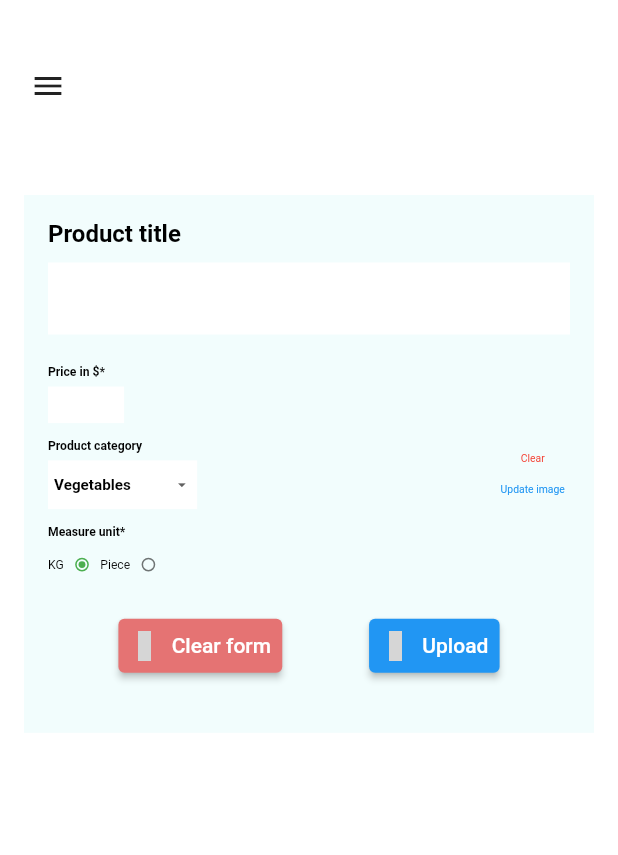
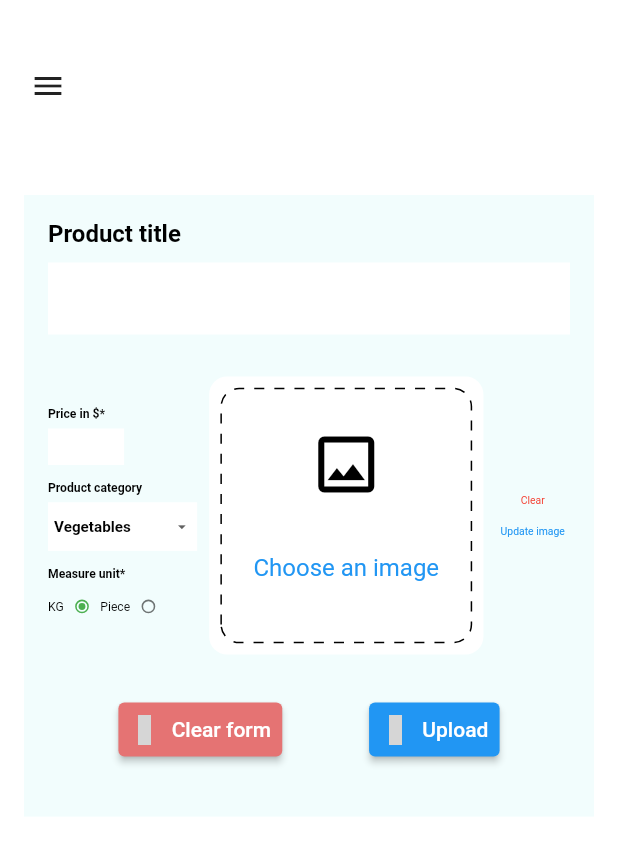
Before and after one commit to marceyuli/Grocery-admin-panel-web, a Flutter app: the UploadProductForm screen opened by its route, on a phone screen of 412 x 824 dp. Shown: the top 855 px of the screen. Run offline on Flutter 3.47's test engine with Material 2 defaults, Android fonts, the light colour scheme and no system bars; drawn by our look-alikes of dotted_border; our stand-ins replace iconly, shared_preferences; missing offline and left inert: shared_preferences_web; accounts and stored records are empty; network calls fail; grey boxes are pictures that could not be loaded.

Commit message:
Image picker widget

```diff
--- a/lib/screens/add_prod.dart
+++ b/lib/screens/add_prod.dart
@@ -1,3 +1,4 @@
+import 'package:dotted_border/dotted_border.dart';
 import 'package:flutter/material.dart' hide MenuController;
 import 'package:flutter/services.dart';
 import 'package:grocery_admin_panel/responsive.dart';
@@ -196,7 +197,8 @@ class _UploadProductFormState extends State<UploadProductForm> {
                                                     isPiece = false;
                                                   });
                                                 },
-                                                  activeColor: Colors.green,),
+                                                activeColor: Colors.green,
+                                              ),
                                               TextWidget(
                                                   text: 'Piece', color: color),
                                               Radio(
@@ -208,7 +210,8 @@ class _UploadProductFormState extends State<UploadProductForm> {
                                                     isPiece = true;
                                                   });
                                                 },
-                                                  activeColor: Colors.green,)
+                                                activeColor: Colors.green,
+                                              )
                                             ],
                                           )
                                         ]),
@@ -216,8 +219,18 @@ class _UploadProductFormState extends State<UploadProductForm> {
                               //Image to be picked code is here
                               Expanded(
                                 flex: 4,
+                                child: Padding(
+                                  padding: const EdgeInsets.all(8.0),
                                   child: Container(
-                                  color: Colors.red,
+                                    height: size.width > 650
+                                        ? 350
+                                        : size.width * 0.45,
+                                    decoration: BoxDecoration(
+                                        color: Theme.of(context)
+                                            .scaffoldBackgroundColor,
+                                        borderRadius:
+                                            BorderRadius.circular(12)),
+                                    child: dottedBorder(color: color),                             ),
                                 ),
                               ),
                               Expanded(
@@ -271,6 +284,33 @@ class _UploadProductFormState extends State<UploadProductForm> {
     );
   }
 
+  Widget dottedBorder({required Color color}) {
+    return Padding(
+      padding: const EdgeInsets.all(8),
+
+        child: DottedBorder(
+            dashPattern: const [6.7],
+            borderType: BorderType.RRect,
+            color: color,
+            radius: const Radius.circular(12),
+            child: Center(
+              child: Column(
+                mainAxisAlignment: MainAxisAlignment.center,
+                crossAxisAlignment: CrossAxisAlignment.center,
+                children: [
+                  Icon(Icons.image_outlined, color: color, size: 50),
+                  const SizedBox(height: 20,),
+                  TextButton(
+                    onPressed: (() {}),
+                    child: TextWidget(text: 'Choose an image', color: Colors.blue),
+                  )
+                ],
+              ),
+            )),
+
+    );
+  }
+
   Widget categoryDropDown() {
     final color = Utils(context).color;
     return Container(
--- a/pubspec.yaml
+++ b/pubspec.yaml
@@ -36,6 +36,7 @@ dependencies:
   provider: ^6.0.2
   shared_preferences: ^2.0.13
   iconly: ^1.0.1
+  dotted_border: ^2.0.0+3
 
 dev_dependencies:
   flutter_test:
```
Also changed, not shown: pubspec.lock. Lines whose indentation alone changed are shown as unchanged.
